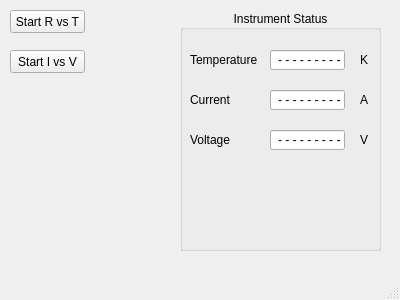
Qt-Widgets/conductivity, file mainwindow.ui: the form before one commit.
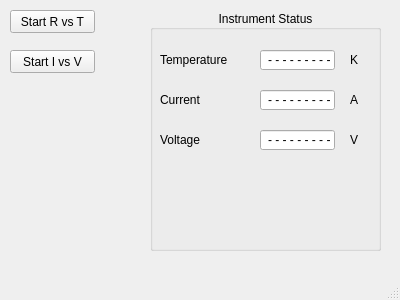
The form after the commit.

The edit to the form file:
```diff
--- a/mainwindow.ui
+++ b/mainwindow.ui
@@ -19,7 +19,7 @@
      <rect>
       <x>10</x>
       <y>10</y>
-      <width>75</width>
+      <width>85</width>
       <height>23</height>
      </rect>
     </property>
@@ -35,7 +35,7 @@
      <rect>
       <x>10</x>
       <y>50</y>
-      <width>75</width>
+      <width>85</width>
       <height>23</height>
      </rect>
     </property>
@@ -46,9 +46,9 @@
    <widget class="QGroupBox" name="statusGroupBox">
     <property name="geometry">
      <rect>
-      <x>180</x>
+      <x>150</x>
       <y>10</y>
-      <width>201</width>
+      <width>231</width>
       <height>241</height>
      </rect>
     </property>
@@ -63,7 +63,7 @@
       <rect>
        <x>10</x>
        <y>40</y>
-       <width>75</width>
+       <width>95</width>
        <height>20</height>
       </rect>
      </property>
@@ -74,7 +74,7 @@
     <widget class="QLineEdit" name="temperatureEdit">
      <property name="geometry">
       <rect>
-       <x>90</x>
+       <x>110</x>
        <y>40</y>
        <width>75</width>
        <height>20</height>
@@ -93,7 +93,7 @@
     <widget class="QLabel" name="labelK">
      <property name="geometry">
       <rect>
-       <x>180</x>
+       <x>200</x>
        <y>40</y>
        <width>21</width>
        <height>20</height>
@@ -106,7 +106,7 @@
     <widget class="QLineEdit" name="currentEdit">
      <property name="geometry">
       <rect>
-       <x>90</x>
+       <x>110</x>
        <y>80</y>
        <width>75</width>
        <height>20</height>
@@ -125,7 +125,7 @@
     <widget class="QLabel" name="labelA">
      <property name="geometry">
       <rect>
-       <x>180</x>
+       <x>200</x>
        <y>80</y>
        <width>21</width>
        <height>20</height>
@@ -140,7 +140,7 @@
       <rect>
        <x>10</x>
        <y>80</y>
-       <width>75</width>
+       <width>95</width>
        <height>20</height>
       </rect>
      </property>
@@ -151,7 +151,7 @@
     <widget class="QLineEdit" name="voltageEdit">
      <property name="geometry">
       <rect>
-       <x>90</x>
+       <x>110</x>
        <y>120</y>
        <width>75</width>
        <height>20</height>
@@ -170,7 +170,7 @@
     <widget class="QLabel" name="labelV">
      <property name="geometry">
       <rect>
-       <x>180</x>
+       <x>200</x>
        <y>120</y>
        <width>21</width>
        <height>20</height>
@@ -185,7 +185,7 @@
       <rect>
        <x>10</x>
        <y>120</y>
-       <width>75</width>
+       <width>95</width>
        <height>20</height>
       </rect>
      </property>
```
